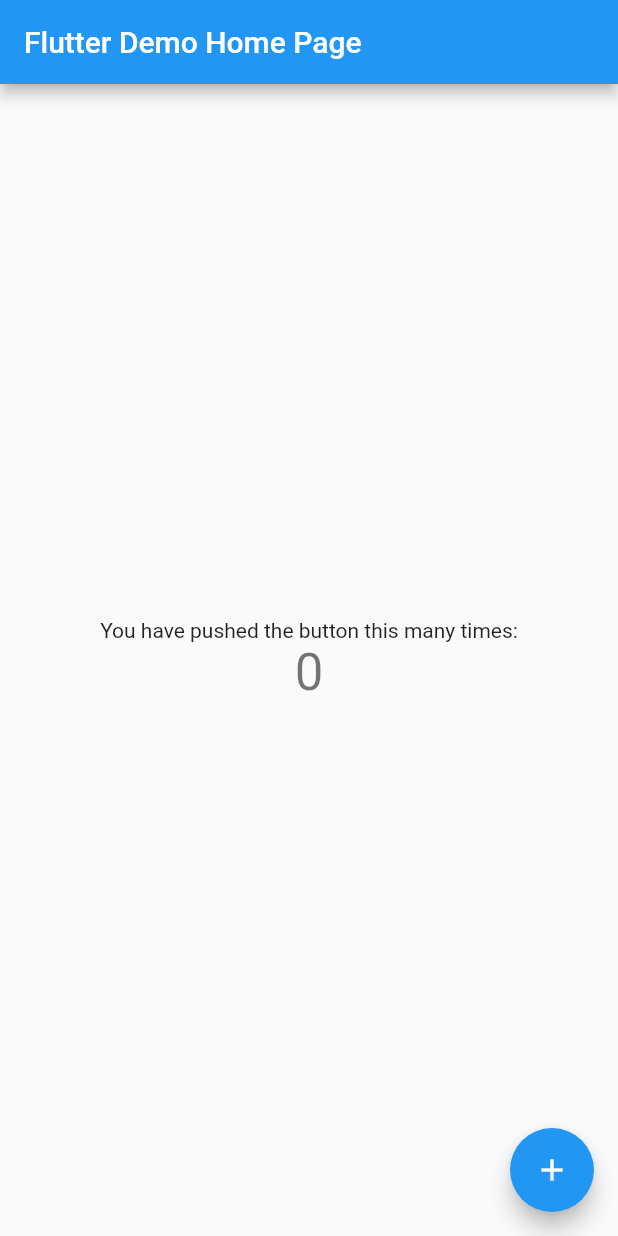
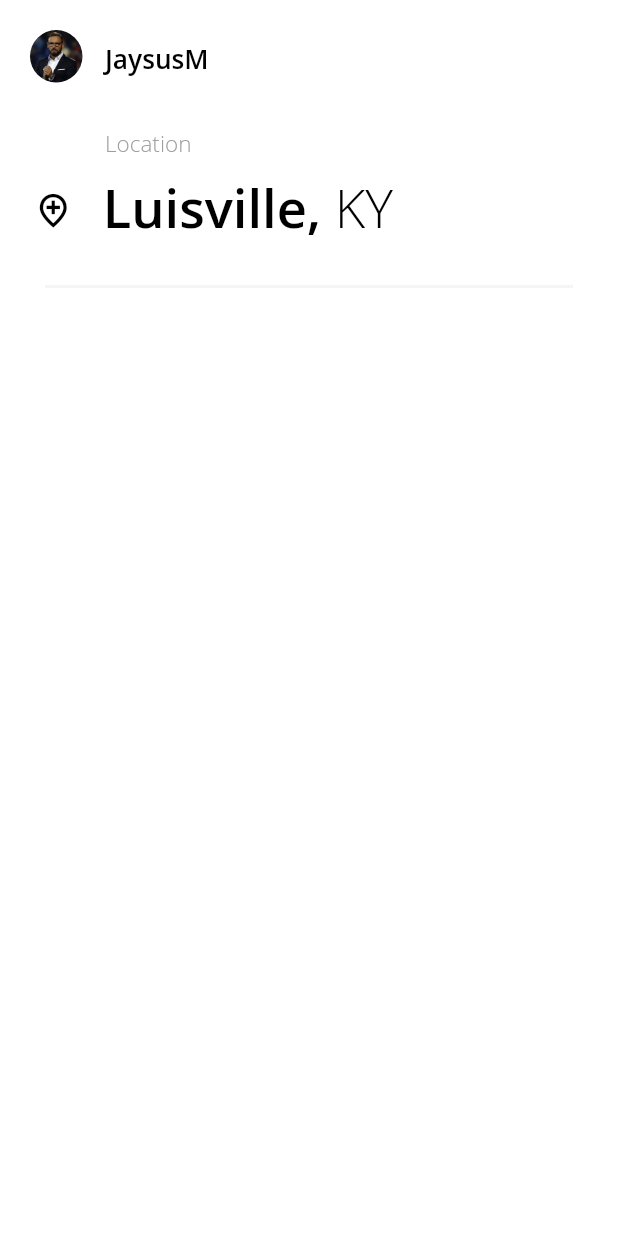
Before and after one commit to JaysusM/Flutter_UIs, a Flutter app: the screen it shows after launch, on a phone screen of 412 x 824 dp. Run offline on Flutter 3.47's test engine with Material 2 defaults, Android fonts, the phone set to English and light mode, and no system bars; our stand-ins replace camera, outline_material_icons.

Commit message:
Add main screen top menu

```diff
--- /dev/null
+++ b/dog_adoption/lib/adopter_profile.dart
@@ -0,0 +1,18 @@
+import 'package:flutter/material.dart';
+import 'user.dart';
+
+class AdopterProfile extends StatelessWidget {
+  User _user;
+
+  AdopterProfile(this._user);
+
+  @override
+  Widget build(BuildContext context) {
+    return Stack(
+      children: <Widget>[
+        Positioned(child: ClipOval(child: new Image.asset(_user.avatarURL, width: 35.0, height: 35.0, fit: BoxFit.fitHeight)), left: 20.0, top: 20.0,),
+        Positioned(child: Text(_user.username, style: TextStyle(fontSize: 17.5, color: Colors.black, fontWeight: FontWeight.w700)), left: 70.0, top: 27.0)
+      ],
+    );
+  }
+}
--- a/dog_adoption/lib/main.dart
+++ b/dog_adoption/lib/main.dart
@@ -1,111 +1,20 @@
 import 'package:flutter/material.dart';
+import 'search_screen.dart';
+import 'user.dart';
 
 void main() => runApp(MyApp());
 
 class MyApp extends StatelessWidget {
-  // This widget is the root of your application.
+
   @override
   Widget build(BuildContext context) {
     return MaterialApp(
-      title: 'Flutter Demo',
       theme: ThemeData(
-        // This is the theme of your application.
-        //
-        // Try running your application with "flutter run". You'll see the
-        // application has a blue toolbar. Then, without quitting the app, try
-        // changing the primarySwatch below to Colors.green and then invoke
-        // "hot reload" (press "r" in the console where you ran "flutter run",
-        // or simply save your changes to "hot reload" in a Flutter IDE).
-        // Notice that the counter didn't reset back to zero; the application
-        // is not restarted.
-        primarySwatch: Colors.blue,
+        fontFamily: 'OpenSans'
       ),
-      home: MyHomePage(title: 'Flutter Demo Home Page'),
+      home: Material(
+          child: SearchScreen(new User("assets/avatar_1.jpg", "JaysusM"))
+      ),
     );
   }
 }
-
-class MyHomePage extends StatefulWidget {
-  MyHomePage({Key key, this.title}) : super(key: key);
-
-  // This widget is the home page of your application. It is stateful, meaning
-  // that it has a State object (defined below) that contains fields that affect
-  // how it looks.
-
-  // This class is the configuration for the state. It holds the values (in this
-  // case the title) provided by the parent (in this case the App widget) and
-  // used by the build method of the State. Fields in a Widget subclass are
-  // always marked "final".
-
-  final String title;
-
-  @override
-  _MyHomePageState createState() => _MyHomePageState();
-}
-
-class _MyHomePageState extends State<MyHomePage> {
-  int _counter = 0;
-
-  void _incrementCounter() {
-    setState(() {
-      // This call to setState tells the Flutter framework that something has
-      // changed in this State, which causes it to rerun the build method below
-      // so that the display can reflect the updated values. If we changed
-      // _counter without calling setState(), then the build method would not be
-      // called again, and so nothing would appear to happen.
-      _counter++;
-    });
-  }
-
-  @override
-  Widget build(BuildContext context) {
-    // This method is rerun every time setState is called, for instance as done
-    // by the _incrementCounter method above.
-    //
-    // The Flutter framework has been optimized to make rerunning build methods
-    // fast, so that you can just rebuild anything that needs updating rather
-    // than having to individually change instances of widgets.
-    return Scaffold(
-      appBar: AppBar(
-        // Here we take the value from the MyHomePage object that was created by
-        // the App.build method, and use it to set our appbar title.
-        title: Text(widget.title),
-      ),
-      body: Center(
-        // Center is a layout widget. It takes a single child and positions it
-        // in the middle of the parent.
-        child: Column(
-          // Column is also layout widget. It takes a list of children and
-          // arranges them vertically. By default, it sizes itself to fit its
-          // children horizontally, and tries to be as tall as its parent.
-          //
-          // Invoke "debug painting" (press "p" in the console, choose the
-          // "Toggle Debug Paint" action from the Flutter Inspector in Android
-          // Studio, or the "Toggle Debug Paint" command in Visual Studio Code)
-          // to see the wireframe for each widget.
-          //
-          // Column has various properties to control how it sizes itself and
-          // how it positions its children. Here we use mainAxisAlignment to
-          // center the children vertically; the main axis here is the vertical
-          // axis because Columns are vertical (the cross axis would be
-          // horizontal).
-          mainAxisAlignment: MainAxisAlignment.center,
-          children: <Widget>[
-            Text(
-              'You have pushed the button this many times:',
-            ),
-            Text(
-              '$_counter',
-              style: Theme.of(context).textTheme.display1,
-            ),
-          ],
-        ),
-      ),
-      floatingActionButton: FloatingActionButton(
-        onPressed: _incrementCounter,
-        tooltip: 'Increment',
-        child: Icon(Icons.add),
-      ), // This trailing comma makes auto-formatting nicer for build methods.
-    );
-  }
-}
--- /dev/null
+++ b/dog_adoption/lib/search_screen.dart
@@ -0,0 +1,69 @@
+import 'package:flutter/material.dart';
+import 'adopter_profile.dart';
+import 'user.dart';
+import 'package:outline_material_icons/outline_material_icons.dart';
+
+class SearchScreen extends StatelessWidget {
+  User _loggedUser;
+
+  SearchScreen(this._loggedUser);
+
+  @override
+  Widget build(BuildContext context) {
+    return SafeArea(
+        child: Container(
+      color: Colors.white,
+      child: Column(
+        children: <Widget>[
+          Container(
+              child: AdopterProfile(_loggedUser),
+              height: 60.0,
+              width: MediaQuery.of(context).size.width),
+          Container(height: 20.0),
+          Container(
+              width: MediaQuery.of(context).size.width,
+              height: 80.0,
+              child: locationSearcher()),
+          Container(height: 30.0),
+          Container(
+            margin: EdgeInsets.only(left: 30.0, right: 30.0),
+            height: 2.0,
+            width: MediaQuery.of(context).size.width,
+            color: Colors.grey.withOpacity(0.1),
+          )
+        ],
+      ),
+    ));
+  }
+
+  Widget locationSearcher() {
+    return Stack(
+      children: <Widget>[
+        Positioned(
+            top: 5.0,
+            left: 70.0,
+            child: Text("Location",
+                style: TextStyle(color: Colors.grey, fontSize: 15.0))),
+        Positioned(
+            top: 35.0,
+            left: 68.5,
+            child: Row(
+              children: <Widget>[
+                Text("Luisville,",
+                    style: TextStyle(
+                        color: Colors.black,
+                        fontSize: 35.0,
+                        fontWeight: FontWeight.w700)),
+                Text(" KY",
+                    style: TextStyle(color: Colors.black, fontSize: 35.0)),
+              ],
+            )),
+        Positioned(
+          top: 47.0,
+          left: 22.0,
+          child: Icon(OMIcons.addLocation, size: 27.0, color: Colors.black),
+        )
+      ],
+    );
+  }
+}
--- /dev/null
+++ b/dog_adoption/lib/user.dart
@@ -0,0 +1,13 @@
+import 'package:flutter/material.dart';
+
+class User {
+
+  String _username, _avatarURL;
+
+  User(this._avatarURL, this._username);
+
+  String get username => _username;
+
+  String get avatarURL => _avatarURL;
+
+}
```
Also changed, not shown: dog_adoption/pubspec.yaml (+9 -8 lines), dog_adoption/assets/avatar_1.jpg (added), dog_adoption/assets/fonts/OpenSans-Light.ttf (added), dog_adoption/assets/fonts/OpenSans-SemiBold.ttf (added).
